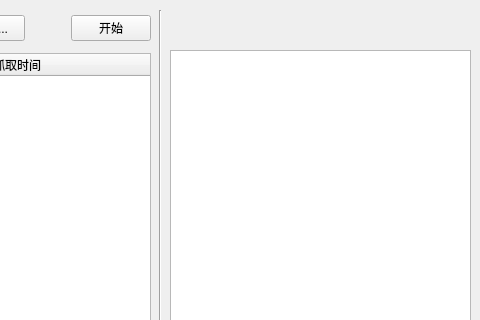
The window that src/mainwindow.ui (Paraworker/Sniffer) describes before a commit, drawn with Qt 5; both pictures show x 620 to 1100 and y 0 to 320 of the 1100 by 700 pixel window.
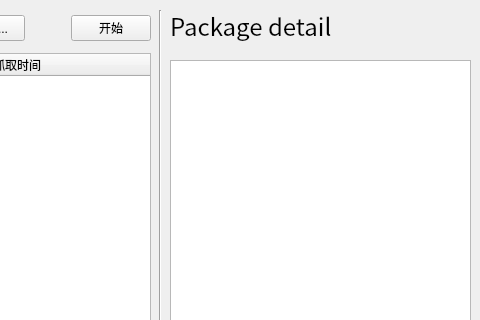
The same window after the commit.

Commit message: Add label 'Package detail'

What changed in the file:
```diff
--- a/src/mainwindow.ui
+++ b/src/mainwindow.ui
@@ -24,9 +24,9 @@
     <property name="geometry">
      <rect>
       <x>790</x>
-      <y>50</y>
+      <y>60</y>
       <width>301</width>
-      <height>631</height>
+      <height>621</height>
      </rect>
     </property>
    </widget>
@@ -43,6 +43,27 @@
      <enum>Qt::Vertical</enum>
     </property>
    </widget>
+   <widget class="QLabel" name="label_packet_detail">
+    <property name="geometry">
+     <rect>
+      <x>790</x>
+      <y>10</y>
+      <width>171</width>
+      <height>31</height>
+     </rect>
+    </property>
+    <property name="font">
+     <font>
+      <family>Noto Sans CJK SC</family>
+      <pointsize>18</pointsize>
+      <weight>50</weight>
+      <bold>false</bold>
+     </font>
+    </property>
+    <property name="text">
+     <string>Package detail</string>
+    </property>
+   </widget>
    <widget class="QWidget" name="">
     <property name="geometry">
      <rect>
```
Left out of the diff: 6 changed lines with no effect on the pictures.
